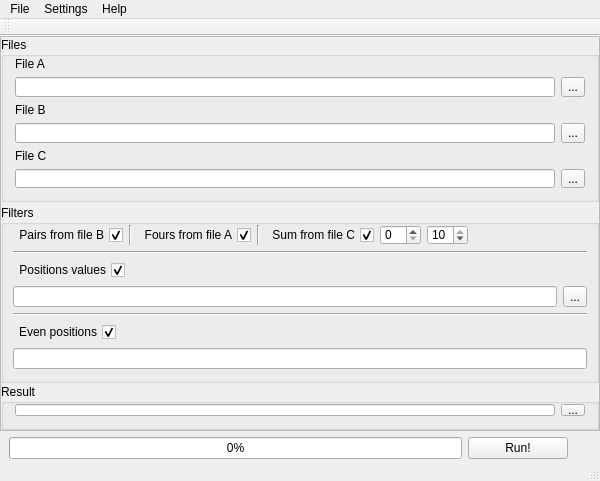
heimdallr/home_compa_dev, file sl/generator/Generator.ui: the form before one commit.
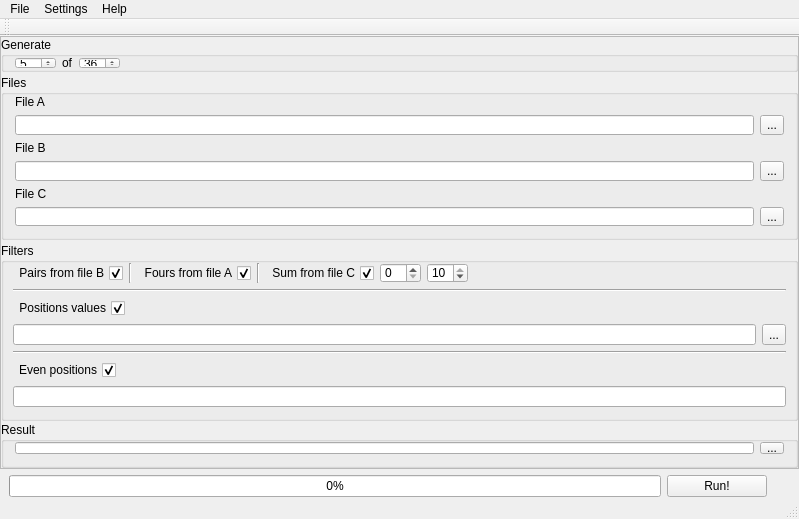
The form after the commit.

```diff
--- a/sl/generator/Generator.ui
+++ b/sl/generator/Generator.ui
@@ -6,20 +6,20 @@
    <rect>
     <x>0</x>
     <y>0</y>
-    <width>600</width>
-    <height>481</height>
+    <width>799</width>
+    <height>519</height>
    </rect>
   </property>
   <property name="minimumSize">
    <size>
     <width>600</width>
-    <height>481</height>
+    <height>519</height>
    </size>
   </property>
   <property name="maximumSize">
    <size>
     <width>16777215</width>
-    <height>16777215</height>
+    <height>519</height>
    </size>
   </property>
   <property name="windowTitle">
@@ -63,6 +63,67 @@
        <property name="bottomMargin">
         <number>0</number>
        </property>
+       <item>
+        <widget class="QGroupBox" name="groupBox">
+         <property name="minimumSize">
+          <size>
+           <width>0</width>
+           <height>35</height>
+          </size>
+         </property>
+         <property name="maximumSize">
+          <size>
+           <width>16777215</width>
+           <height>35</height>
+          </size>
+         </property>
+         <property name="title">
+          <string>Generate</string>
+         </property>
+         <layout class="QHBoxLayout" name="horizontalLayout_5">
+          <property name="topMargin">
+           <number>0</number>
+          </property>
+          <property name="bottomMargin">
+           <number>0</number>
+          </property>
+          <item>
+           <widget class="QSpinBox" name="spinBoxN">
+            <property name="value">
+             <number>5</number>
+            </property>
+           </widget>
+          </item>
+          <item>
+           <widget class="QLabel" name="labelFrom">
+            <property name="text">
+             <string>of</string>
+            </property>
+           </widget>
+          </item>
+          <item>
+           <widget class="QSpinBox" name="spinBoxM">
+            <property name="value">
+             <number>36</number>
+            </property>
+           </widget>
+          </item>
+          <item>
+           <spacer name="horizontalSpacer_4">
+            <property name="orientation">
+             <enum>Qt::Horizontal</enum>
+            </property>
+            <property name="sizeHint" stdset="0">
+             <size>
+              <width>40</width>
+              <height>20</height>
+             </size>
+            </property>
+           </spacer>
+          </item>
+         </layout>
+        </widget>
+       </item>
        <item>
         <widget class="QGroupBox" name="groupBoxFiles">
          <property name="minimumSize">
@@ -523,19 +584,6 @@
       </item>
      </layout>
     </item>
-    <item>
-     <spacer name="verticalSpacer">
-      <property name="orientation">
-       <enum>Qt::Vertical</enum>
-      </property>
-      <property name="sizeHint" stdset="0">
-       <size>
-        <width>20</width>
-        <height>40</height>
-       </size>
-      </property>
-     </spacer>
-    </item>
    </layout>
   </widget>
   <widget class="QMenuBar" name="menuBar">
@@ -543,7 +591,7 @@
     <rect>
      <x>0</x>
      <y>0</y>
-     <width>600</width>
+     <width>799</width>
      <height>21</height>
     </rect>
    </property>
```
Left out of the diff: 8 changed lines with no effect on the pictures.
